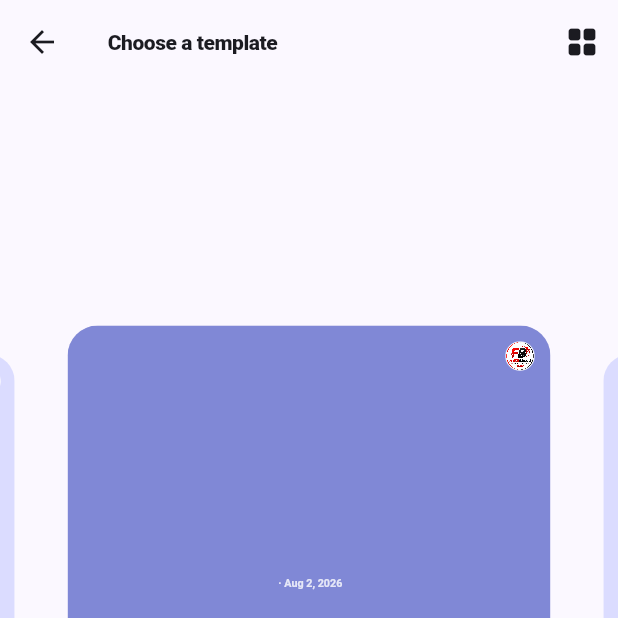
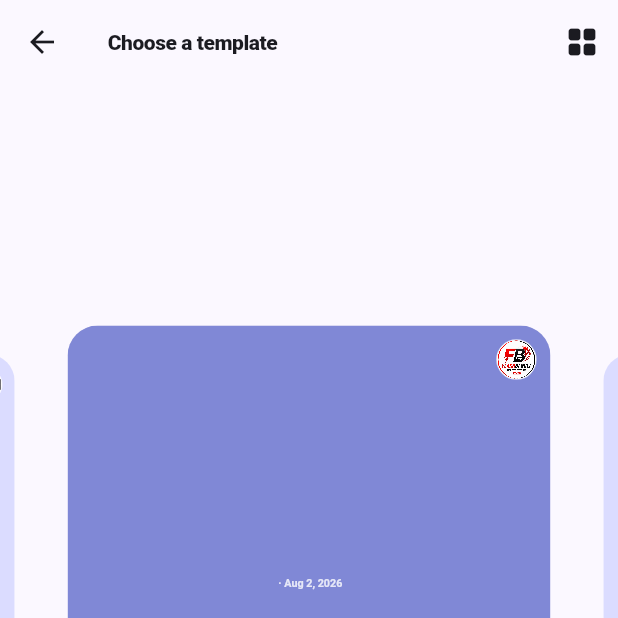
Before and after one commit to AsfaqueAhmed/news-scapper, a Flutter app: the SharePreviewScreen screen opened directly with empty values, swiped to page 3, on a phone screen of 412 x 824 dp, the top half of it. Run offline on Flutter 3.47's test engine with Material 3 defaults, Android fonts, the light colour scheme and no system bars; our stand-ins replace cached_network_image, flutter_riverpod, flutter_secure_storage, share_plus, shared_preferences, supabase_flutter; missing offline and left inert: dart_rss; accounts and stored records are empty; network calls fail.

Commit message:
Increase the corner logo mark size across templates
64px -> 88px for the small top-right brand mark used by every
template except Highlight (which already shows the logo large and
centered at the bottom).

```diff
--- a/lib/features/news/data/share/share_card_renderer.dart
+++ b/lib/features/news/data/share/share_card_renderer.dart
@@ -287,8 +287,8 @@ class ShareCardRenderer {
   /// instead), the same way the reference templates keep a logo/handle
   /// watermark no matter how photo-forward the design is.
   static void _drawBrandMark(Canvas canvas, Rect bounds, Color accentColor, ui.Image? logo) {
-    const size = 64.0;
-    const margin = 36.0;
+    const size = 88.0;
+    const margin = 32.0;
     final center = Offset(bounds.right - margin - size / 2, bounds.top + margin + size / 2);
     _drawCircularLogo(canvas, center, size / 2, logo, fallbackColor: accentColor);
   }
```
